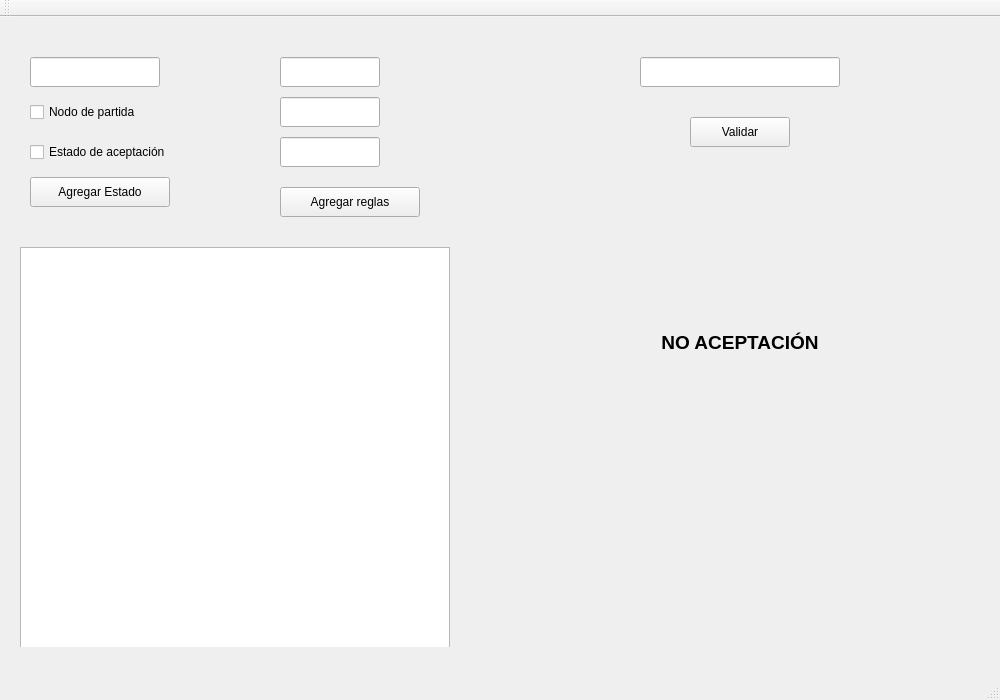
ricardoalzamora/automata-basado-en-pila, file mainwindow.ui: the form before one commit.
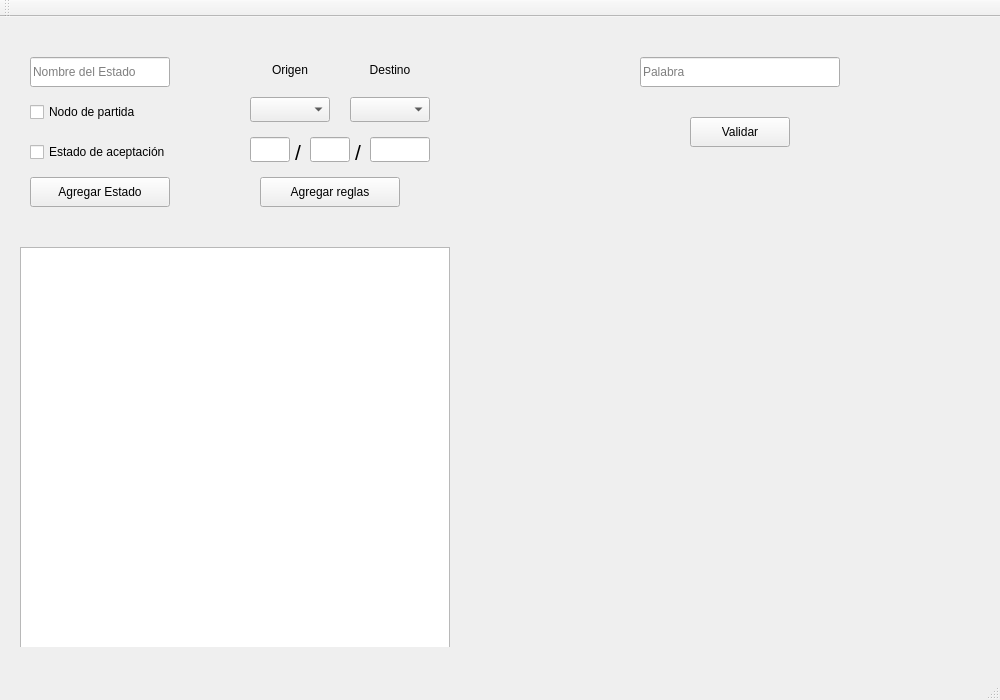
The form after the commit.

Diff of the .ui file:
```diff
--- a/mainwindow.ui
+++ b/mainwindow.ui
@@ -79,7 +79,7 @@
       <rect>
        <x>30</x>
        <y>40</y>
-       <width>130</width>
+       <width>140</width>
        <height>30</height>
       </rect>
      </property>
@@ -90,6 +90,9 @@
      <property name="text">
       <string/>
      </property>
+     <property name="placeholderText">
+      <string>Nombre del Estado</string>
+     </property>
     </widget>
     <widget class="QListView" name="listViewVertex">
      <property name="geometry">
@@ -104,38 +107,44 @@
     <widget class="QLineEdit" name="lineRead">
      <property name="geometry">
       <rect>
-       <x>280</x>
-       <y>40</y>
-       <width>100</width>
-       <height>30</height>
+       <x>250</x>
+       <y>120</y>
+       <width>40</width>
+       <height>25</height>
       </rect>
      </property>
+     <property name="maxLength">
+      <number>1</number>
+     </property>
+     <property name="placeholderText">
+      <string/>
+     </property>
     </widget>
     <widget class="QLineEdit" name="lineExtract">
      <property name="geometry">
       <rect>
-       <x>280</x>
-       <y>80</y>
-       <width>100</width>
-       <height>30</height>
+       <x>310</x>
+       <y>120</y>
+       <width>40</width>
+       <height>25</height>
       </rect>
      </property>
     </widget>
     <widget class="QLineEdit" name="linePutInHeap">
      <property name="geometry">
       <rect>
-       <x>280</x>
+       <x>370</x>
        <y>120</y>
-       <width>100</width>
-       <height>30</height>
+       <width>60</width>
+       <height>25</height>
       </rect>
      </property>
     </widget>
     <widget class="QPushButton" name="buttonAddRules">
      <property name="geometry">
       <rect>
-       <x>280</x>
-       <y>170</y>
+       <x>260</x>
+       <y>160</y>
        <width>140</width>
        <height>30</height>
       </rect>
@@ -144,6 +153,107 @@
       <string>Agregar reglas</string>
      </property>
     </widget>
+    <widget class="QComboBox" name="comboBoxVertexOrigin">
+     <property name="geometry">
+      <rect>
+       <x>250</x>
+       <y>80</y>
+       <width>80</width>
+       <height>25</height>
+      </rect>
+     </property>
+     <property name="font">
+      <font>
+       <pointsize>11</pointsize>
+      </font>
+     </property>
+     <property name="currentText">
+      <string/>
+     </property>
+    </widget>
+    <widget class="QLabel" name="label">
+     <property name="geometry">
+      <rect>
+       <x>295</x>
+       <y>120</y>
+       <width>10</width>
+       <height>30</height>
+      </rect>
+     </property>
+     <property name="font">
+      <font>
+       <pointsize>16</pointsize>
+      </font>
+     </property>
+     <property name="text">
+      <string>/</string>
+     </property>
+    </widget>
+    <widget class="QLabel" name="label_2">
+     <property name="geometry">
+      <rect>
+       <x>355</x>
+       <y>120</y>
+       <width>10</width>
+       <height>30</height>
+      </rect>
+     </property>
+     <property name="font">
+      <font>
+       <pointsize>16</pointsize>
+      </font>
+     </property>
+     <property name="text">
+      <string>/</string>
+     </property>
+    </widget>
+    <widget class="QComboBox" name="comboBoxVertexCominIn">
+     <property name="geometry">
+      <rect>
+       <x>350</x>
+       <y>80</y>
+       <width>80</width>
+       <height>25</height>
+      </rect>
+     </property>
+     <property name="font">
+      <font>
+       <pointsize>11</pointsize>
+      </font>
+     </property>
+    </widget>
+    <widget class="QLabel" name="label_3">
+     <property name="geometry">
+      <rect>
+       <x>250</x>
+       <y>40</y>
+       <width>80</width>
+       <height>25</height>
+      </rect>
+     </property>
+     <property name="text">
+      <string>Origen</string>
+     </property>
+     <property name="alignment">
+      <set>Qt::AlignCenter</set>
+     </property>
+    </widget>
+    <widget class="QLabel" name="label_4">
+     <property name="geometry">
+      <rect>
+       <x>350</x>
+       <y>40</y>
+       <width>80</width>
+       <height>25</height>
+      </rect>
+     </property>
+     <property name="text">
+      <string>Destino</string>
+     </property>
+     <property name="alignment">
+      <set>Qt::AlignCenter</set>
+     </property>
+    </widget>
    </widget>
    <widget class="QWidget" name="widget_2" native="true">
     <property name="geometry">
@@ -163,6 +273,9 @@
        <height>30</height>
       </rect>
      </property>
+     <property name="placeholderText">
+      <string>Palabra</string>
+     </property>
     </widget>
     <widget class="QPushButton" name="buttonValidate">
      <property name="geometry">
@@ -194,7 +307,7 @@
       </font>
      </property>
      <property name="text">
-      <string>NO ACEPTACIÓN</string>
+      <string/>
      </property>
      <property name="scaledContents">
       <bool>false</bool>
```
Left out of the diff: 6 changed lines with no effect on the pictures.
